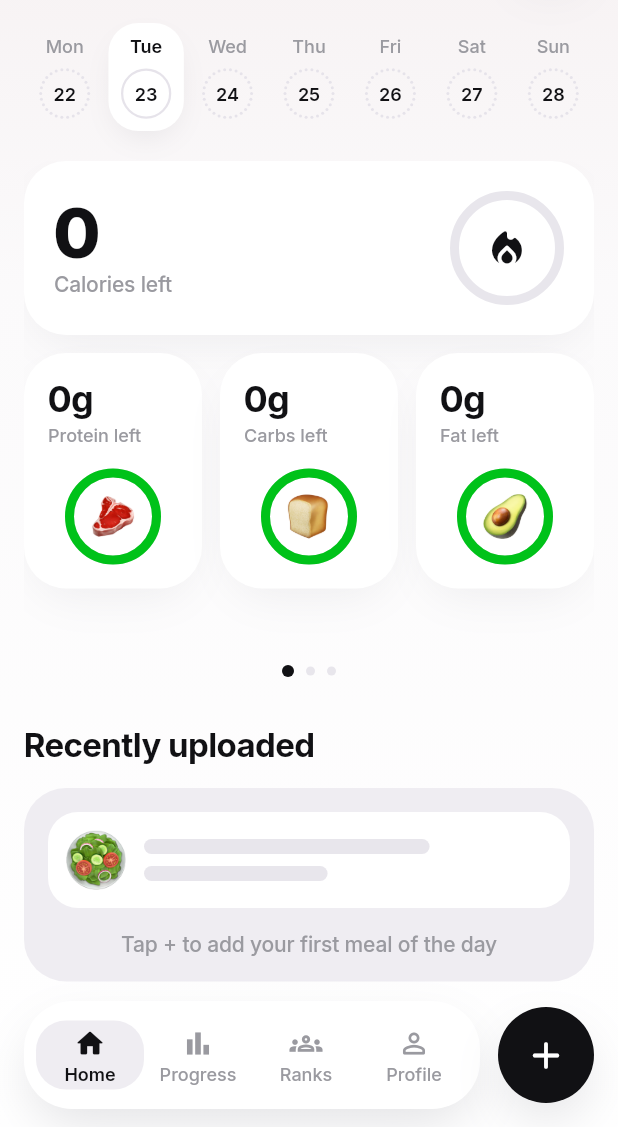
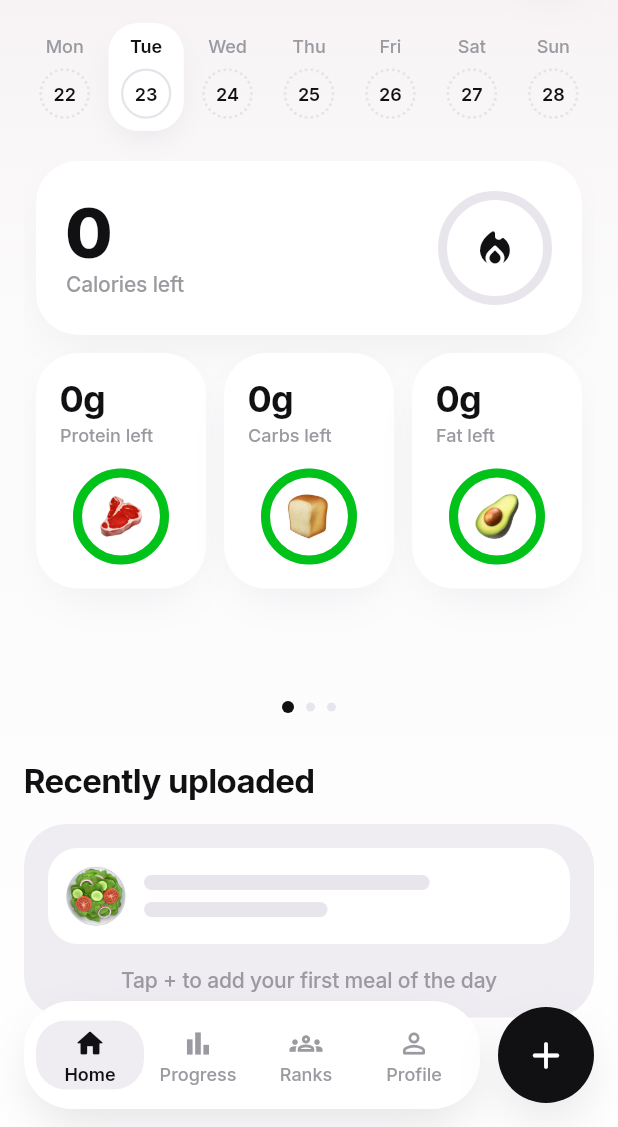
Before and after one commit to Artem2103/Nectar, a Flutter app: the screen it shows once a user with an empty profile is signed in, on a phone screen of 412 x 824 dp, the part 109-1236 px from its top. Run offline on Flutter 3.47's test engine with Material 3 defaults, Android fonts, the phone set to English and light mode, and no system bars; our stand-ins replace flutter_riverpod, go_router, image_picker, supabase_flutter; accounts and stored records are empty.

Commit message:
Fix NutritionCarousel overflow and add symmetric page gutter
- Bump carousel page height 320->344 and clamp the health-score note to
  3 lines so the tallest page no longer overflows by 15px
- Inset every page by AppSpacing.sm so adjacent cards keep an identical
  gutter and never touch while swiping

Co-Authored-By: Claude Opus 4.8 <noreply@anthropic.com>

```diff
--- a/lib/features/home/presentation/widgets/nutrition_carousel.dart
+++ b/lib/features/home/presentation/widgets/nutrition_carousel.dart
@@ -29,7 +29,12 @@ class _NutritionCarouselState extends State<NutritionCarousel> {
 
   /// Tall enough for the largest page; shorter pages top-align, leaving room for
   /// the card shadows so the viewport never clips them.
-  static const double _pageHeight = 320;
+  static const double _pageHeight = 344;
+
+  /// Half the gutter shown between adjacent pages while swiping. Applied
+  /// symmetrically to every page so both neighbouring cards look identically
+  /// inset and never touch.
+  static const double _pageGutter = AppSpacing.sm;
 
   @override
   void dispose() {
@@ -93,7 +98,9 @@ class _NutritionCarouselState extends State<NutritionCarousel> {
   }
 }
 
-/// A single carousel page: top-aligned content so card shadows are not clipped.
+/// A single carousel page: top-aligned content so card shadows are not clipped,
+/// inset by [_NutritionCarouselState._pageGutter] on each side so neighbouring
+/// pages keep a symmetric gutter and never touch while swiping.
 class _Page extends StatelessWidget {
   const _Page({required this.children});
 
@@ -101,11 +108,16 @@ class _Page extends StatelessWidget {
 
   @override
   Widget build(BuildContext context) {
-    return Align(
-      alignment: Alignment.topCenter,
-      child: Column(
-        mainAxisSize: MainAxisSize.min,
-        children: children,
+    return Padding(
+      padding: const EdgeInsets.symmetric(
+        horizontal: _NutritionCarouselState._pageGutter,
+      ),
+      child: Align(
+        alignment: Alignment.topCenter,
+        child: Column(
+          mainAxisSize: MainAxisSize.min,
+          children: children,
+        ),
       ),
     );
   }
--- a/todo.txt
+++ b/todo.txt
@@ -98,8 +98,8 @@
 
 ## Bugs / Known issues (reported 2026-06-23)
 
-- [ ] Home: second carousel (NutritionCarousel) has a RenderFlex "overflow by 15 pixels" yellow/black stripe — fix the card/row height or content sizing
-- [ ] Home: carousel cards on adjacent pages touch when scrolling — need symmetric horizontal spacing/gutter between pages (viewportFraction + padding/peek)
+- [x] Home: second carousel (NutritionCarousel) has a RenderFlex "overflow by 15 pixels" yellow/black stripe — fix the card/row height or content sizing
+- [x] Home: carousel cards on adjacent pages touch when scrolling — need symmetric horizontal spacing/gutter between pages (viewportFraction + padding/peek)
 - [ ] AI: Claude vision API not actually connected for "Analyse photo" — wire up the real API key/request (deferred)
 
 ---
```
Also changed, not shown: lib/features/home/presentation/widgets/nutrition_cards.dart (+8 -3 lines).
